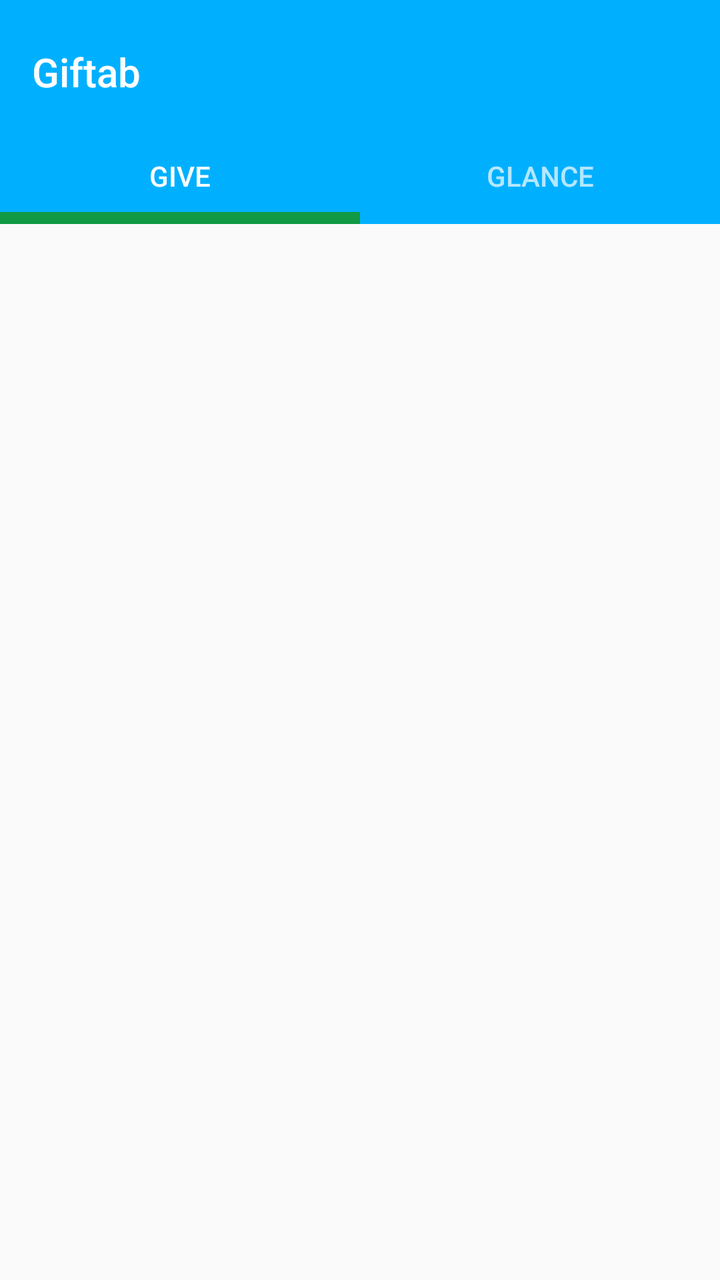
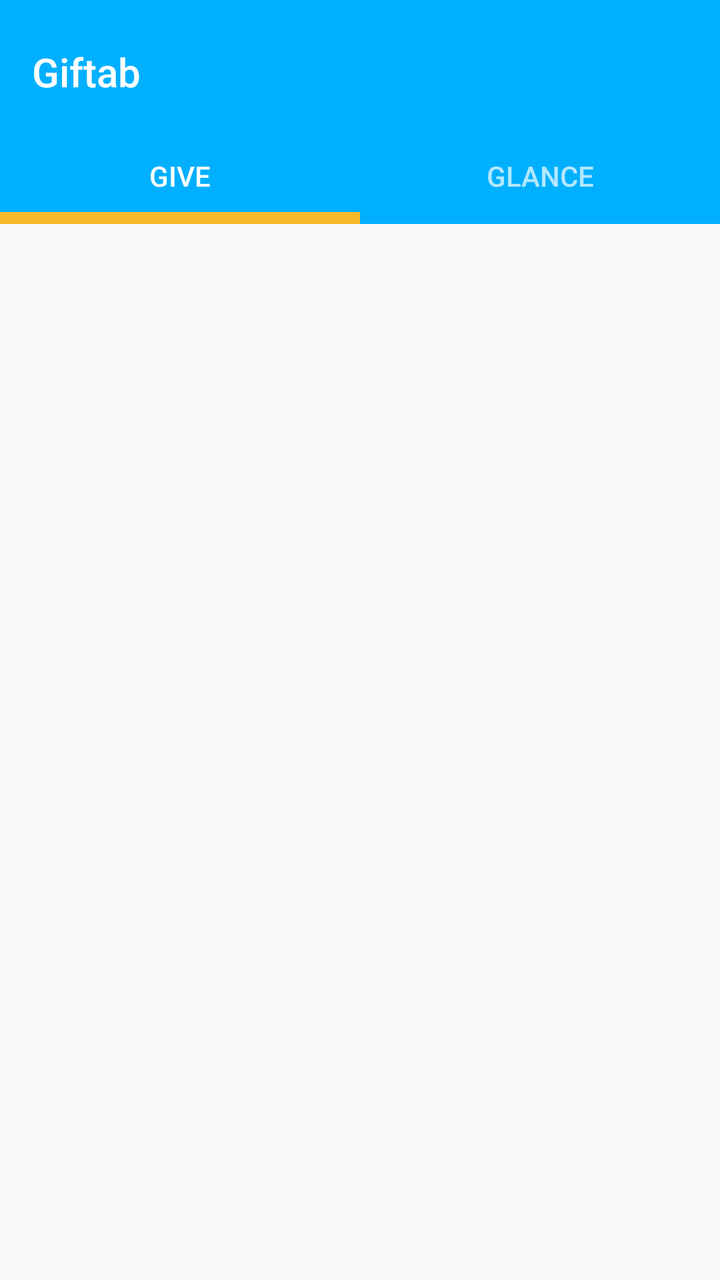

The first picture is an Android layout as it rendered before a commit; the second is the same layout after the commit. The layout source and the unified diff follow.
<!-- AndroidManifest.xml: application theme AppTheme -->
<!-- res/layout/appbar_home.xml -->
<?xml version="1.0" encoding="utf-8"?>
<androidx.coordinatorlayout.widget.CoordinatorLayout
    xmlns:android="http://schemas.android.com/apk/res/android"
    xmlns:app="http://schemas.android.com/apk/res-auto"
    xmlns:tools="http://schemas.android.com/tools"
    android:id="@+id/main_content"
    android:layout_width="match_parent"
    android:layout_height="match_parent"
    android:fitsSystemWindows="true"
    tools:context=".view.HomeActivity">

    <LinearLayout
        android:layout_width="match_parent"
        android:layout_height="match_parent"
        android:orientation="vertical">

    <com.google.android.material.appbar.AppBarLayout
        android:id="@+id/main_appbar"
        android:layout_width="match_parent"
        android:layout_height="wrap_content"
        android:paddingTop="@dimen/appbar_padding_top"
        android:theme="@style/AppTheme.AppBarOverlay">

        <androidx.appcompat.widget.Toolbar
            android:id="@+id/main_toolbar"
            android:layout_width="match_parent"
            android:layout_height="?attr/actionBarSize"
            android:layout_weight="1"
            android:background="?attr/colorPrimary"
            app:layout_scrollFlags="scroll|enterAlways"
            app:popupTheme="@style/AppTheme.PopupOverlay"
            app:title="@string/app_name"/>

        <com.google.android.material.tabs.TabLayout
            android:id="@+id/main_tabs"
            android:layout_width="match_parent"
            android:layout_height="wrap_content"
            app:tabIndicatorHeight="6dp">


            <com.google.android.material.tabs.TabItem
                android:id="@+id/tabItem1"
                android:layout_width="wrap_content"
                android:layout_height="wrap_content"
                android:text="@string/tab_text_1" />

            <com.google.android.material.tabs.TabItem
                android:id="@+id/tabItem2"
                android:layout_width="wrap_content"
                android:layout_height="wrap_content"
                android:text="@string/tab_text_2" />

        </com.google.android.material.tabs.TabLayout>

    </com.google.android.material.appbar.AppBarLayout>

    <androidx.viewpager.widget.ViewPager
        android:id="@+id/main_pager"
        android:layout_width="match_parent"
        android:layout_height="0dp"
        android:layout_weight=".91"
        app:layout_behavior="@string/appbar_scrolling_view_behavior"
        tools:context=".view.HomeActivity"/>

    </LinearLayout>

</androidx.coordinatorlayout.widget.CoordinatorLayout>
<!-- resources referenced by this layout -->
<resources>
  <dimen name="appbar_padding_top">8dp</dimen>
  <string name="app_name">Giftab</string>
  <string name="tab_text_1">Give</string>
  <string name="tab_text_2">Glance</string>
  <style name="AppTheme.AppBarOverlay" parent="ThemeOverlay.AppCompat.Dark.ActionBar" />
  <style name="AppTheme.PopupOverlay" parent="@android:style/Widget.PopupMenu">
          <item name="android:background">@color/colorPrimary</item>
      </style>
  <style name="AppTheme" parent="Theme.AppCompat.Light.DarkActionBar">
          <item name="colorPrimary">@color/colorPrimary</item>
          <item name="colorPrimaryDark">@color/colorPrimaryDark</item>
          <item name="colorAccent">@color/colorConversionDark</item>
          <item name="popupMenuStyle">@style/AppTheme.PopupOverlay</item>
      </style>
  <color name="colorPrimary">#00B0FF</color>
  <color name="colorPrimaryDark">#0081CB</color>
  <color name="colorConversionDark">#119944</color>
</resources>

<!-- the commit's change to res/layout/appbar_home.xml (unified diff, before → after) -->
@@ -35,6 +35,7 @@
             android:id="@+id/main_tabs"
             android:layout_width="match_parent"
             android:layout_height="wrap_content"
+            app:tabIndicatorColor="@color/colorCheer"
             app:tabIndicatorHeight="6dp">
 
 
<!-- resource entries referenced after the edit -->
@@ -1,5 +1,6 @@
 <!-- resources referenced by this layout -->
 <resources>
+  <color name="colorCheer">#F7BA28</color>
   <dimen name="appbar_padding_top">8dp</dimen>
   <string name="app_name">Giftab</string>
   <string name="tab_text_1">Give</string>
